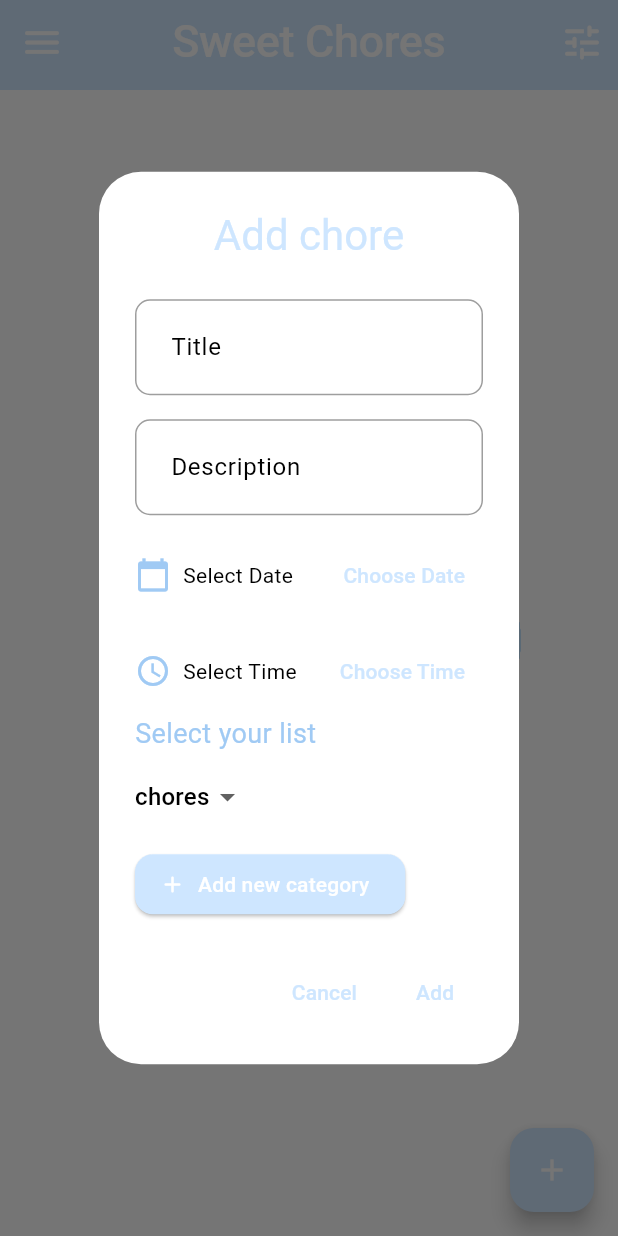
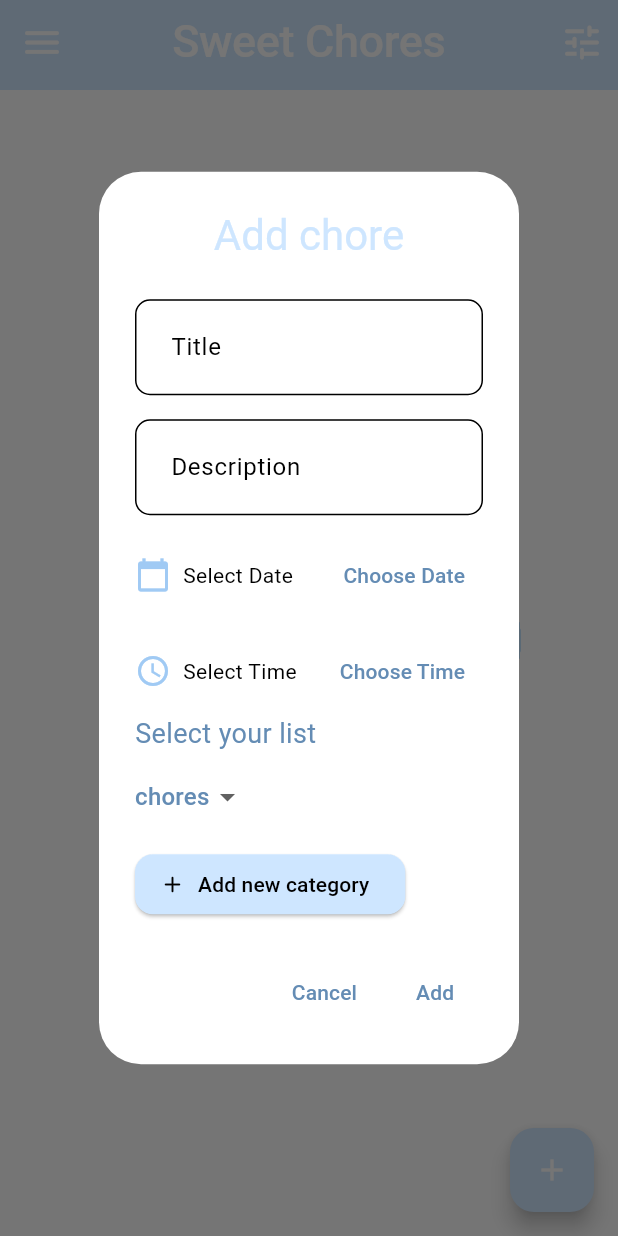
Before and after one commit to sebaszap123-dev/sweet_chores, a Flutter app: the screen it shows once a user with an empty profile is signed in, after a tap on the "menu" icon, after a tap on the "tune" icon, after a tap on the "add" icon, on a phone screen of 412 x 824 dp. Run offline on Flutter 3.47's test engine with Material 3 defaults, Android fonts, the phone set to English and light mode, and no system bars; our stand-ins replace auto_route, bloc, cached_network_image, connectivity_plus, email_validator, equatable and 14 more; missing offline and left inert: art_sweetalert, flutter_email_sender, googleapis; accounts and stored records are empty.

Commit message:
fix color them issues

```diff
--- a/lib/src/config/themes/theme_colors.dart
+++ b/lib/src/config/themes/theme_colors.dart
@@ -66,7 +66,7 @@ class SweetThemeColors {
 
   static final SweetThemeColors _lightCinnamonTheme = SweetThemeColors(
     // Primary 60 (blanco) Secondary 30 (#cee6ff) y tertiary 10 (#CFD7FF)
-    text: Colors.black,
+    text: const Color.fromRGBO(0, 0, 0, 1),
     primary: '#cee6ff'.toColor(),
     secondary: '#A0CAF4'.toColor(),
     tertiary: '#4F7CAC'.toColor(),
--- a/lib/src/config/themes/theme_decorations.dart
+++ b/lib/src/config/themes/theme_decorations.dart
@@ -1,32 +1,37 @@
 import 'package:flutter/material.dart';
 
 class ThemeDecorations {
-  static InputDecoration kawaiBorder(
-          {required BuildContext context,
-          String? label,
-          String? hintext,
-          Color? color}) =>
+  static InputDecoration kawaiBorder({
+    required BuildContext context,
+    String? label,
+    String? hintext,
+    Color? color,
+    bool isDarkMode = false,
+  }) =>
       InputDecoration(
         labelText: label,
+        labelStyle: TextStyle(
+          color: color ?? (isDarkMode ? Colors.white : Colors.black),
+        ),
         hintText: hintext,
+        fillColor: color,
+        counterStyle: TextStyle(color: color),
         contentPadding: const EdgeInsets.all(20),
-        filled: color != null ? true : false,
-        fillColor: color,
         enabledBorder: OutlineInputBorder(
           borderRadius: BorderRadius.circular(10),
           borderSide: BorderSide(
-            color: color ?? Colors.grey,
+            color: color ?? (isDarkMode ? Colors.white : Colors.black),
           ),
         ),
         focusedBorder: OutlineInputBorder(
             borderRadius: BorderRadius.circular(10),
             borderSide: BorderSide(
-              color: color ?? Theme.of(context).colorScheme.secondary,
+              color: color ?? (isDarkMode ? Colors.white : Colors.black),
             )),
         border: OutlineInputBorder(
           borderRadius: BorderRadius.circular(10),
           borderSide: BorderSide(
-            color: color ?? Colors.grey,
+            color: color ?? (isDarkMode ? Colors.white : Colors.black),
           ),
         ),
       );
--- a/lib/src/interface/home/widgets/add_todo_dialog.dart
+++ b/lib/src/interface/home/widgets/add_todo_dialog.dart
@@ -70,6 +70,13 @@ class AddTodoDialogState extends State<AddTodoDialog> {
     }
   }
 
+  Color? get textButtonColor {
+    if (context.watch<SweetPreferencesBloc>().state.isDarkMode) {
+      return Colors.white;
+    }
+    return null;
+  }
+
   @override
   Widget build(BuildContext context) {
     return AlertDialog(
@@ -81,7 +88,7 @@ class AddTodoDialogState extends State<AddTodoDialog> {
             'Add chore',
             style: GoogleFonts.spicyRice().copyWith(
               color: context
-                  .read<SweetPreferencesBloc>()
+                  .watch<SweetPreferencesBloc>()
                   .state
                   .themeColors
                   .primary,
@@ -105,17 +112,24 @@ class AddTodoDialogState extends State<AddTodoDialog> {
                     RequiredValidator(errorText: 'This field is required'),
                 decoration: ThemeDecorations.kawaiBorder(
                   context: context,
-                  // color: Colors.white,
                   label: 'Title',
+                  isDarkMode:
+                      context.read<SweetPreferencesBloc>().state.isDarkMode,
                 ),
               ),
               const SizedBox(height: 16),
-              TextField(
+              ConstrainedBox(
+                constraints: const BoxConstraints(
+                    maxHeight: 300, maxWidth: double.infinity, minWidth: 150),
+                child: TextField(
                   controller: descriptionController,
+                  maxLines: null,
                   decoration: ThemeDecorations.kawaiBorder(
                     context: context,
-                  // color: Colors.white,
                     label: 'Description',
+                    isDarkMode:
+                        context.read<SweetPreferencesBloc>().state.isDarkMode,
+                  ),
                 ),
               ),
               const SizedBox(height: 16),
@@ -131,7 +145,16 @@ class AddTodoDialogState extends State<AddTodoDialog> {
                   const Spacer(),
                   TextButton(
                     onPressed: () => _selectDate(context),
-                    child: const Text('Choose Date'),
+                    child: Text(
+                      'Choose Date',
+                      style: TextStyle(
+                          color: textButtonColor ??
+                              context
+                                  .read<SweetPreferencesBloc>()
+                                  .state
+                                  .themeColors
+                                  .grayly),
+                    ),
                   ),
                 ],
               ),
@@ -148,18 +171,28 @@ class AddTodoDialogState extends State<AddTodoDialog> {
                   const Spacer(),
                   TextButton(
                     onPressed: () => _selectTime(context),
-                    child: const Text('Choose Time'),
+                    child: Text(
+                      'Choose Time',
+                      style: TextStyle(
+                          color: textButtonColor ??
+                              context
+                                  .read<SweetPreferencesBloc>()
+                                  .state
+                                  .themeColors
+                                  .grayly),
+                    ),
                   ),
                 ],
               ),
               const SizedBox(height: 5),
               Text('Select your list',
                   style: GoogleFonts.roboto().copyWith(
-                    color: context
+                    color: textButtonColor ??
+                        context
                             .read<SweetPreferencesBloc>()
                             .state
                             .themeColors
-                        .secondary,
+                            .grayly,
                     fontSize: 18,
                   )),
               const SizedBox(height: 5),
@@ -178,7 +211,17 @@ class AddTodoDialogState extends State<AddTodoDialog> {
                             ? state.categories
                                 .map((e) => DropdownMenuItem<Categories>(
                                       value: e,
-                                      child: Text(e.name),
+                                      child: Text(
+                                        e.name,
+                                        style: TextStyle(
+                                            color: textButtonColor ??
+                                                context
+                                                    .read<
+                                                        SweetPreferencesBloc>()
+                                                    .state
+                                                    .themeColors
+                                                    .grayly),
+                                      ),
                                     ))
                                 .toList()
                             : [],
@@ -195,11 +238,12 @@ class AddTodoDialogState extends State<AddTodoDialog> {
                         onPressed: () => getIt<SweetRouterCubit>().state.push(
                               CategoriesManagerRoute(),
                             ),
-                        icon:
-                            const Icon(Icons.add_rounded, color: Colors.white),
-                        label: const Text(
+                        icon: Icon(Icons.add_rounded,
+                            color: textButtonColor ?? Colors.black),
+                        label: Text(
                           "Add new category",
-                          style: TextStyle(color: Colors.white),
+                          style:
+                              TextStyle(color: textButtonColor ?? Colors.black),
                         ),
                         style: ElevatedButton.styleFrom(
                           backgroundColor:
@@ -222,7 +266,15 @@ class AddTodoDialogState extends State<AddTodoDialog> {
           onPressed: () {
             Navigator.of(context).pop(); // Cancelar
           },
-          child: const Text('Cancel'),
+          child: Text('Cancel',
+              style: TextStyle(
+                color: textButtonColor ??
+                    context
+                        .read<SweetPreferencesBloc>()
+                        .state
+                        .themeColors
+                        .grayly,
+              )),
         ),
         TextButton(
           onPressed: () {
@@ -244,7 +296,15 @@ class AddTodoDialogState extends State<AddTodoDialog> {
               getIt<SweetRouterCubit>().state.pop(newTodo);
             }
           },
-          child: const Text('Add'),
+          child: Text('Add',
+              style: TextStyle(
+                color: textButtonColor ??
+                    context
+                        .read<SweetPreferencesBloc>()
+                        .state
+                        .themeColors
+                        .grayly,
+              )),
         ),
       ],
     );
--- a/lib/src/interface/home/widgets/todo_bottom_modal.dart
+++ b/lib/src/interface/home/widgets/todo_bottom_modal.dart
@@ -6,6 +6,8 @@ import 'package:sweet_chores/src/data/data_source.dart';
 import 'package:sweet_chores/src/models/models.dart';
 
 import 'date_time_picker/sweet_due_date_picker.dart';
+
+// FOR IOS VERSION (TODO-MODAL-ADD)
 
 class BottomSheetModal extends StatefulWidget {
   const BottomSheetModal({super.key});
@@ -76,7 +78,6 @@ class _BottomSheetModalState extends State<BottomSheetModal> {
                 decoration: ThemeDecorations.kawaiBorder(
                   context: context,
                   hintext: 'Write your next amazing activity!',
-                  color: Colors.white,
                   label: 'Title',
                 ),
               ),
@@ -87,7 +88,6 @@ class _BottomSheetModalState extends State<BottomSheetModal> {
                 controller: taskTextController,
                 decoration: ThemeDecorations.kawaiBorder(
                   context: context,
-                  color: Colors.white,
                   label: 'Note',
                 ),
               ),
```
Also changed, not shown: lib/src/interface/config/views/settings_screen.dart (+7 -0 lines), lib/src/interface/home/widgets/edit_todo_dialog.dart (+47 -6 lines), lib/src/interface/home/widgets/filter_dialog.dart (+21 -6 lines). Lines whose indentation alone changed are shown as unchanged.
